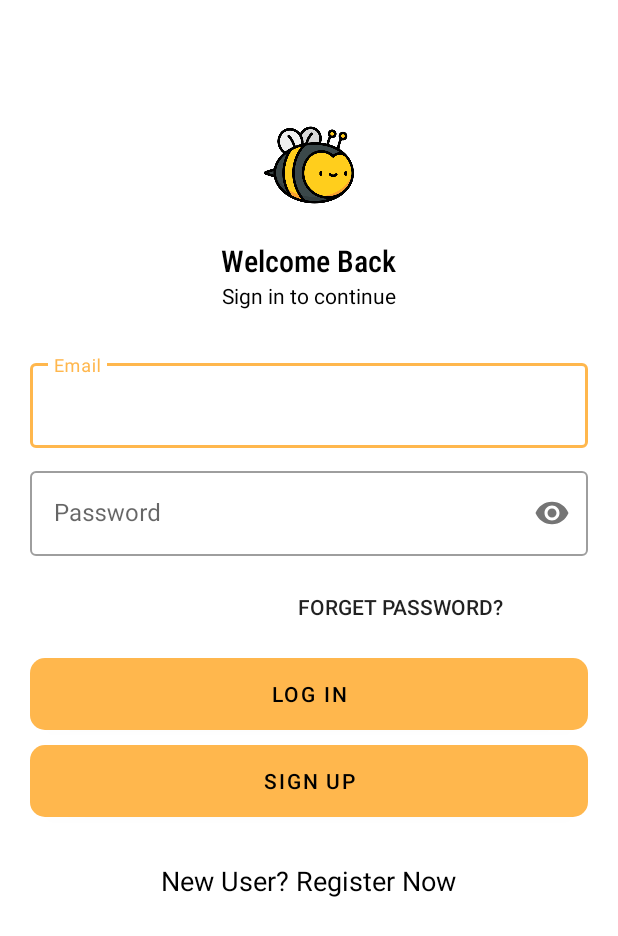
After one commit to willnode/beehave-social, an Android app: the LoginActivity screen opened directly, with no data from a screen before it, on a phone screen of 412 x 824 dp. The commit adds this screen. Shown: the top 936 px of the screen. Run offline under Robolectric (Android 15) with nearby library versions, the phone set to English and light mode, and no system bars.

Commit message:
LoginActivity Layout

```diff
--- a/frontend/app/build.gradle
+++ b/frontend/app/build.gradle
@@ -39,7 +39,9 @@ dependencies {
     implementation 'androidx.appcompat:appcompat:1.2.0'
     implementation 'com.google.android.material:material:1.3.0'
     implementation 'androidx.constraintlayout:constraintlayout:2.0.4'
+    implementation 'com.google.android.material:material:1.3.0'
     testImplementation 'junit:junit:4.+'
     androidTestImplementation 'androidx.test.ext:junit:1.1.2'
     androidTestImplementation 'androidx.test.espresso:espresso-core:3.3.0'
+
 }
--- a/frontend/app/src/main/AndroidManifest.xml
+++ b/frontend/app/src/main/AndroidManifest.xml
@@ -9,6 +9,7 @@
         android:roundIcon="@mipmap/ic_launcher_round"
         android:supportsRtl="true"
         android:theme="@style/Theme.MainActivity">
+        <activity android:name=".LoginActivity"></activity>
         <activity android:name=".MainActivity">
             <intent-filter>
                 <action android:name="android.intent.action.MAIN" />
--- /dev/null
+++ b/frontend/app/src/main/java/com/beehavesocial/mainactivity/LoginActivity.kt
@@ -0,0 +1,13 @@
+package com.beehavesocial.mainactivity
+
+import androidx.appcompat.app.AppCompatActivity
+import android.os.Bundle
+import androidx.appcompat.app.ActionBar
+
+class LoginActivity : AppCompatActivity() {
+    override fun onCreate(savedInstanceState: Bundle?) {
+        super.onCreate(savedInstanceState)
+        setContentView(R.layout.activity_login)
+        supportActionBar?.hide()
+    }
+}
--- /dev/null
+++ b/frontend/app/src/main/res/drawable/bg_button.xml
@@ -0,0 +1,9 @@
+<?xml version="1.0" encoding="utf-8"?>
+<shape xmlns:android="http://schemas.android.com/apk/res/android"
+    android:shape="rectangle">
+
+    <solid android:color="@color/orange" />
+
+    <corners android:radius="10dp" />
+
+</shape>
--- /dev/null
+++ b/frontend/app/src/main/res/layout/activity_login.xml
@@ -0,0 +1,119 @@
+<?xml version="1.0" encoding="utf-8"?>
+<androidx.constraintlayout.widget.ConstraintLayout xmlns:android="http://schemas.android.com/apk/res/android"
+    xmlns:app="http://schemas.android.com/apk/res-auto"
+    xmlns:tools="http://schemas.android.com/tools"
+    android:layout_width="match_parent"
+    android:layout_height="match_parent"
+    tools:context=".LoginActivity">
+
+    <ImageView
+        android:id="@+id/img_bee"
+        android:layout_width="60dp"
+        android:layout_height="60dp"
+        android:layout_marginTop="80dp"
+        android:scaleType="centerInside"
+        app:layout_constraintEnd_toEndOf="parent"
+        app:layout_constraintStart_toStartOf="parent"
+        app:layout_constraintTop_toTopOf="parent"
+        app:srcCompat="@drawable/ic_bee" />
+
+    <LinearLayout
+        android:id="@+id/judul"
+        android:layout_width="match_parent"
+        android:layout_height="wrap_content"
+        android:layout_marginTop="20dp"
+        android:gravity="center"
+        android:orientation="vertical"
+        app:layout_constraintEnd_toEndOf="parent"
+        app:layout_constraintStart_toStartOf="parent"
+        app:layout_constraintTop_toBottomOf="@+id/img_bee">
+
+        <TextView
+            android:layout_width="wrap_content"
+            android:layout_height="wrap_content"
+            android:fontFamily="sans-serif-condensed-medium"
+            android:text="@string/welcome"
+            android:textColor="@color/black"
+            android:textSize="20sp" />
+
+        <TextView
+            android:layout_width="wrap_content"
+            android:layout_height="wrap_content"
+            android:fontFamily="sans-serif"
+            android:text="Sign in to continue"
+            android:textColor="@color/black"
+            android:textSize="14sp" />
+    </LinearLayout>
+
+    <LinearLayout
+        android:layout_width="match_parent"
+        android:layout_height="wrap_content"
+        android:layout_marginHorizontal="20dp"
+        android:layout_marginVertical="30dp"
+        android:orientation="vertical"
+        app:layout_constraintEnd_toEndOf="parent"
+        app:layout_constraintStart_toStartOf="parent"
+        app:layout_constraintTop_toBottomOf="@+id/judul">
+
+        <com.google.android.material.textfield.TextInputLayout
+            android:id="@+id/email"
+            style="@style/Widget.MaterialComponents.TextInputLayout.OutlinedBox"
+            android:layout_width="match_parent"
+            android:layout_height="wrap_content"
+            android:hint="@string/email">
+
+            <com.google.android.material.textfield.TextInputEditText
+                android:layout_width="match_parent"
+                android:layout_height="wrap_content" />
+        </com.google.android.material.textfield.TextInputLayout>
+
+        <com.google.android.material.textfield.TextInputLayout
+            android:id="@+id/pasword"
+            style="@style/Widget.MaterialComponents.TextInputLayout.OutlinedBox"
+            android:layout_width="match_parent"
+            android:layout_height="wrap_content"
+            android:layout_marginTop="10dp"
+            android:hint="@string/password"
+            app:passwordToggleEnabled="true">
+
+            <com.google.android.material.textfield.TextInputEditText
+                android:layout_width="match_parent"
+                android:layout_height="wrap_content"
+                android:inputType="textPassword" />
+        </com.google.android.material.textfield.TextInputLayout>
+
+        <androidx.appcompat.widget.AppCompatButton
+            android:layout_width="250dp"
+            android:layout_height="wrap_content"
+            android:layout_gravity="right"
+            android:layout_marginTop="10dp"
+            android:background="@null"
+            android:text="@string/forget_password" />
+
+        <Button
+            android:layout_width="match_parent"
+            android:layout_height="wrap_content"
+            android:layout_marginTop="10dp"
+            android:background="@drawable/bg_button"
+            android:text="@string/log_in" />
+
+        <Button
+            android:layout_width="match_parent"
+            android:layout_height="wrap_content"
+            android:layout_marginTop="10dp"
+            android:background="@drawable/bg_button"
+            android:text="@string/sign_up" />
+
+        <TextView
+            android:layout_width="wrap_content"
+            android:layout_height="wrap_content"
+            android:layout_marginTop="30dp"
+            android:text="@string/sign_up2"
+            android:layout_gravity="center"
+            android:textColor="@color/black"
+            android:textSize="18sp"/>
+
+    </LinearLayout>
+
+
+</androidx.constraintlayout.widget.ConstraintLayout>
--- a/frontend/app/src/main/res/values-night/themes.xml
+++ b/frontend/app/src/main/res/values-night/themes.xml
@@ -2,12 +2,12 @@
     <!-- Base application theme. -->
     <style name="Theme.MainActivity" parent="Theme.MaterialComponents.DayNight.DarkActionBar">
         <!-- Primary brand color. -->
-        <item name="colorPrimary">@color/purple_200</item>
-        <item name="colorPrimaryVariant">@color/purple_700</item>
+        <item name="colorPrimary">@color/blue</item>
+        <item name="colorPrimaryVariant">@color/light_blue</item>
         <item name="colorOnPrimary">@color/black</item>
         <!-- Secondary brand color. -->
-        <item name="colorSecondary">@color/teal_200</item>
-        <item name="colorSecondaryVariant">@color/teal_200</item>
+        <item name="colorSecondary">@color/blue</item>
+        <item name="colorSecondaryVariant">@color/light_blue</item>
         <item name="colorOnSecondary">@color/black</item>
         <!-- Status bar color. -->
         <item name="android:statusBarColor" tools:targetApi="l">?attr/colorPrimaryVariant</item>
--- a/frontend/app/src/main/res/values/colors.xml
+++ b/frontend/app/src/main/res/values/colors.xml
@@ -1,10 +1,13 @@
 <?xml version="1.0" encoding="utf-8"?>
 <resources>
-    <color name="purple_200">#FFBB86FC</color>
-    <color name="purple_500">#FF6200EE</color>
-    <color name="purple_700">#FF3700B3</color>
-    <color name="teal_200">#FF03DAC5</color>
-    <color name="teal_700">#FF018786</color>
     <color name="black">#FF000000</color>
     <color name="white">#FFFFFFFF</color>
+    <color name="light_gray">#f5f5f5</color>
+    <color name="blue">#b3e5fc</color>
+    <color name="light_blue">#e6ffff</color>
+    <color name="light_dark">#82b3c9</color>
+    <color name="orange">#ffb74d</color>
+    <color name="light_orange">#ffe97d</color>
+    <color name="dark_orange">#c88719</color>
+
 </resources>
--- a/frontend/app/src/main/res/values/strings.xml
+++ b/frontend/app/src/main/res/values/strings.xml
@@ -1,3 +1,10 @@
 <resources>
     <string name="app_name">MainActivity</string>
+    <string name="welcome">Welcome Back</string>
+    <string name="email">Email</string>
+    <string name="password">Password</string>
+    <string name="forget_password">Forget Password?</string>
+    <string name="log_in">Log In</string>
+    <string name="sign_up">Sign Up</string>
+    <string name="sign_up2">New User? Register Now</string>
 </resources>
--- a/frontend/app/src/main/res/values/themes.xml
+++ b/frontend/app/src/main/res/values/themes.xml
@@ -2,12 +2,12 @@
     <!-- Base application theme. -->
     <style name="Theme.MainActivity" parent="Theme.MaterialComponents.DayNight.DarkActionBar">
         <!-- Primary brand color. -->
-        <item name="colorPrimary">@color/purple_500</item>
-        <item name="colorPrimaryVariant">@color/purple_700</item>
-        <item name="colorOnPrimary">@color/white</item>
+        <item name="colorPrimary">@color/orange</item>
+        <item name="colorPrimaryVariant">@color/dark_orange</item>
+        <item name="colorOnPrimary">@color/black</item>
         <!-- Secondary brand color. -->
-        <item name="colorSecondary">@color/teal_200</item>
-        <item name="colorSecondaryVariant">@color/teal_700</item>
+        <item name="colorSecondary">@color/blue</item>
+        <item name="colorSecondaryVariant">@color/light_blue</item>
         <item name="colorOnSecondary">@color/black</item>
         <!-- Status bar color. -->
         <item name="android:statusBarColor" tools:targetApi="l">?attr/colorPrimaryVariant</item>
```
Also changed, not shown: frontend/app/src/main/res/drawable-v24/ic_bee.png (added), frontend/app/src/main/res/drawable-v24/ic_hive.png (added), frontend/app/src/main/res/drawable-v24/ic_sun.png (added).
